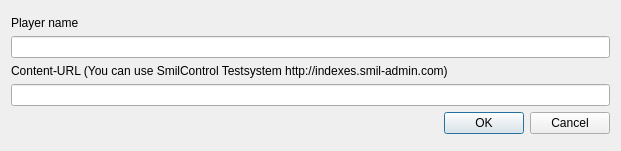
sagiadinos/garlic-player, file src/player-common/configdialog.ui: the form before one commit.
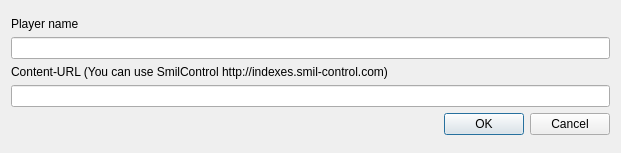
The form after the commit.

Commit message: set productive system as suggest

Diff of the .ui file:
```diff
--- a/src/player-common/configdialog.ui
+++ b/src/player-common/configdialog.ui
@@ -7,7 +7,7 @@
     <x>0</x>
     <y>0</y>
     <width>621</width>
-    <height>151</height>
+    <height>153</height>
    </rect>
   </property>
   <property name="windowTitle">
@@ -44,7 +44,7 @@
         </sizepolicy>
        </property>
        <property name="text">
-        <string>&lt;html&gt;&lt;head/&gt;&lt;body&gt;&lt;p&gt;Content-URL (You can use SmilControl Testsystem http://indexes.smil-admin.com)&lt;/p&gt;&lt;/body&gt;&lt;/html&gt;</string>
+        <string>&lt;html&gt;&lt;head/&gt;&lt;body&gt;&lt;p&gt;Content-URL (You can use SmilControl http://indexes.smil-control.com)&lt;/p&gt;&lt;/body&gt;&lt;/html&gt;</string>
        </property>
       </widget>
      </item>
```
